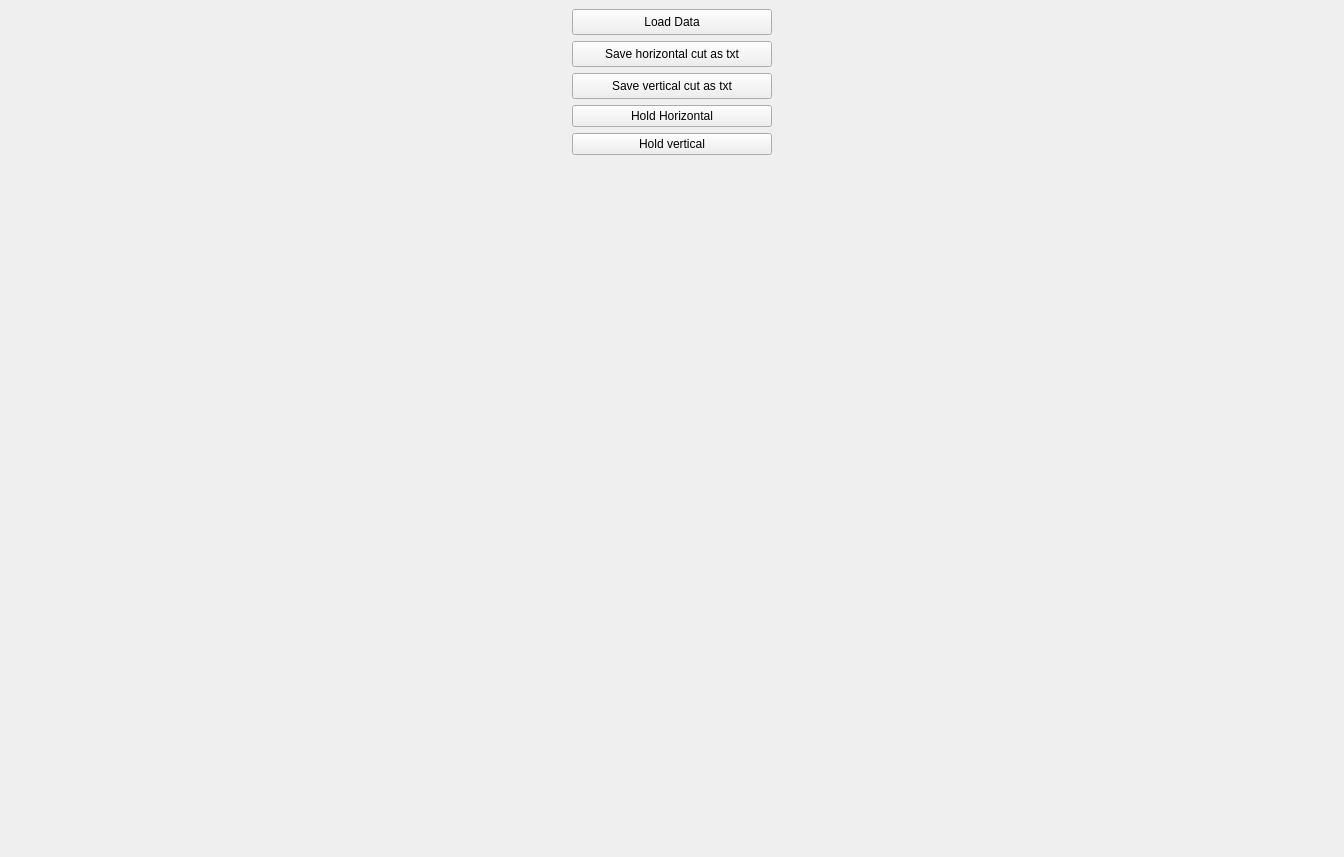
Above: form.ui from sstendahl/GIScan before the change. Below: the same form after it.
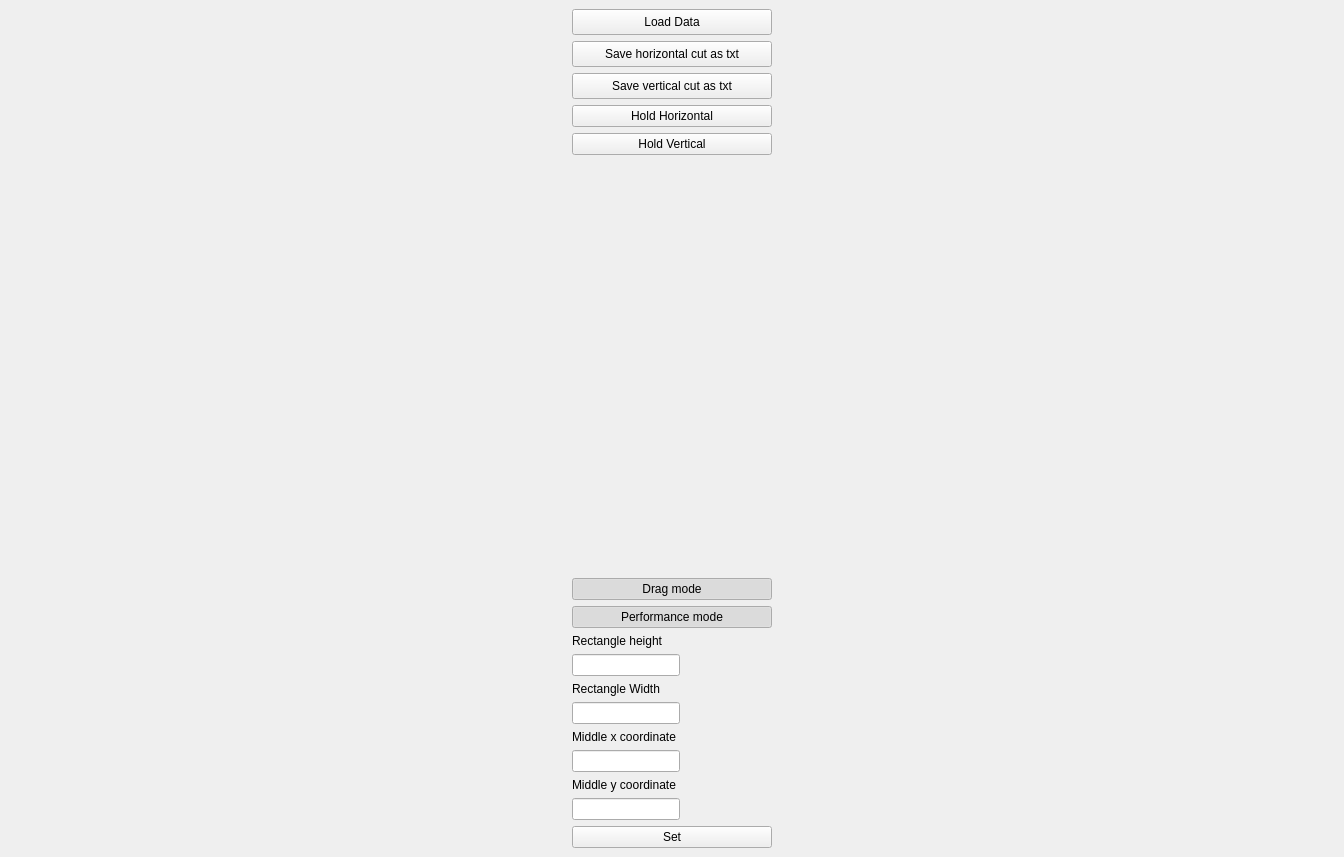
That is the form after the change.

Commit message: Added ability to turn off drag-peak

```diff
--- a/form.ui
+++ b/form.ui
@@ -14,81 +14,10 @@
    <string>GIScan</string>
   </property>
   <widget class="QWidget" name="centralwidget">
+   <layout class="QHBoxLayout" name="horizontalLayout">
+    <item>
    <layout class="QVBoxLayout" name="verticalLayout">
-    <item>
-     <layout class="QGridLayout" name="gridLayout_3">
-      <item row="0" column="1">
-       <layout class="QGridLayout" name="gridLayout">
-        <item row="0" column="0">
-         <layout class="QVBoxLayout" name="maplayout"/>
-        </item>
-        <item row="0" column="1">
-         <layout class="QVBoxLayout" name="graphlayout"/>
-        </item>
-       </layout>
-      </item>
-      <item row="0" column="0">
-       <layout class="QGridLayout" name="gridLayout_2">
-        <property name="sizeConstraint">
-         <enum>QLayout::SetDefaultConstraint</enum>
-        </property>
-        <property name="verticalSpacing">
-         <number>6</number>
-        </property>
-        <item row="5" column="0" alignment="Qt::AlignTop">
-         <widget class="QPushButton" name="holdVertical">
-          <property name="sizePolicy">
-           <sizepolicy hsizetype="Maximum" vsizetype="Expanding">
-            <horstretch>0</horstretch>
-            <verstretch>218</verstretch>
-           </sizepolicy>
-          </property>
-          <property name="minimumSize">
-           <size>
-            <width>200</width>
-            <height>0</height>
-           </size>
-          </property>
-          <property name="maximumSize">
-           <size>
-            <width>16777215</width>
-            <height>26</height>
-           </size>
-          </property>
-          <property name="text">
-           <string>Hold vertical</string>
-          </property>
-          <property name="checkable">
-           <bool>true</bool>
-          </property>
-         </widget>
-        </item>
-        <item row="2" column="0" alignment="Qt::AlignTop">
-         <widget class="QPushButton" name="saveVertical">
-          <property name="sizePolicy">
-           <sizepolicy hsizetype="Maximum" vsizetype="Expanding">
-            <horstretch>0</horstretch>
-            <verstretch>0</verstretch>
-           </sizepolicy>
-          </property>
-          <property name="minimumSize">
-           <size>
-            <width>200</width>
-            <height>26</height>
-           </size>
-          </property>
-          <property name="maximumSize">
-           <size>
-            <width>16777215</width>
-            <height>26</height>
-           </size>
-          </property>
-          <property name="text">
-           <string>Save vertical cut as txt</string>
-          </property>
-         </widget>
-        </item>
-        <item row="0" column="0" alignment="Qt::AlignTop">
+      <item alignment="Qt::AlignTop">
          <widget class="QPushButton" name="load_button">
           <property name="sizePolicy">
            <sizepolicy hsizetype="Maximum" vsizetype="Expanding">
@@ -113,17 +42,7 @@
           </property>
          </widget>
         </item>
-        <item row="4" column="0">
-         <widget class="QPushButton" name="holdHorizontal">
-          <property name="text">
-           <string>Hold Horizontal</string>
-          </property>
-          <property name="checkable">
-           <bool>true</bool>
-          </property>
-         </widget>
-        </item>
-        <item row="1" column="0">
+      <item alignment="Qt::AlignTop">
          <widget class="QPushButton" name="saveHorizontal">
           <property name="sizePolicy">
            <sizepolicy hsizetype="Maximum" vsizetype="Expanding">
@@ -148,7 +67,245 @@
           </property>
          </widget>
         </item>
-       </layout>
+      <item alignment="Qt::AlignTop">
+       <widget class="QPushButton" name="saveVertical">
+        <property name="sizePolicy">
+         <sizepolicy hsizetype="Maximum" vsizetype="Expanding">
+          <horstretch>0</horstretch>
+          <verstretch>0</verstretch>
+         </sizepolicy>
+        </property>
+        <property name="minimumSize">
+         <size>
+          <width>200</width>
+          <height>26</height>
+         </size>
+        </property>
+        <property name="maximumSize">
+         <size>
+          <width>16777215</width>
+          <height>26</height>
+         </size>
+        </property>
+        <property name="text">
+         <string>Save vertical cut as txt</string>
+        </property>
+       </widget>
+      </item>
+      <item alignment="Qt::AlignTop">
+       <widget class="QPushButton" name="holdHorizontal">
+        <property name="sizePolicy">
+         <sizepolicy hsizetype="Maximum" vsizetype="Expanding">
+          <horstretch>0</horstretch>
+          <verstretch>0</verstretch>
+         </sizepolicy>
+        </property>
+        <property name="minimumSize">
+         <size>
+          <width>200</width>
+          <height>0</height>
+         </size>
+        </property>
+        <property name="text">
+         <string>Hold Horizontal</string>
+        </property>
+        <property name="checkable">
+         <bool>true</bool>
+        </property>
+       </widget>
+      </item>
+      <item alignment="Qt::AlignTop">
+       <widget class="QPushButton" name="holdVertical">
+        <property name="sizePolicy">
+         <sizepolicy hsizetype="Maximum" vsizetype="Expanding">
+          <horstretch>0</horstretch>
+          <verstretch>218</verstretch>
+         </sizepolicy>
+        </property>
+        <property name="minimumSize">
+         <size>
+          <width>200</width>
+          <height>0</height>
+         </size>
+        </property>
+        <property name="maximumSize">
+         <size>
+          <width>16777215</width>
+          <height>26</height>
+         </size>
+        </property>
+        <property name="text">
+         <string>Hold Vertical</string>
+        </property>
+        <property name="checkable">
+         <bool>true</bool>
+        </property>
+       </widget>
+      </item>
+      <item>
+       <widget class="QPushButton" name="dragButton">
+        <property name="text">
+         <string>Drag mode</string>
+        </property>
+        <property name="checkable">
+         <bool>true</bool>
+        </property>
+        <property name="checked">
+         <bool>true</bool>
+        </property>
+       </widget>
+      </item>
+      <item>
+       <widget class="QPushButton" name="performanceButton">
+        <property name="sizePolicy">
+         <sizepolicy hsizetype="Maximum" vsizetype="Maximum">
+          <horstretch>0</horstretch>
+          <verstretch>0</verstretch>
+         </sizepolicy>
+        </property>
+        <property name="minimumSize">
+         <size>
+          <width>200</width>
+          <height>0</height>
+         </size>
+        </property>
+        <property name="maximumSize">
+         <size>
+          <width>658</width>
+          <height>16777215</height>
+         </size>
+        </property>
+        <property name="text">
+         <string>Performance mode</string>
+        </property>
+        <property name="checkable">
+         <bool>true</bool>
+        </property>
+        <property name="checked">
+         <bool>true</bool>
+        </property>
+       </widget>
+      </item>
+      <item alignment="Qt::AlignTop">
+       <widget class="QLabel" name="label_2">
+        <property name="sizePolicy">
+         <sizepolicy hsizetype="Preferred" vsizetype="Maximum">
+          <horstretch>0</horstretch>
+          <verstretch>0</verstretch>
+         </sizepolicy>
+        </property>
+        <property name="text">
+         <string>Rectangle height</string>
+        </property>
+       </widget>
+      </item>
+      <item alignment="Qt::AlignTop">
+       <widget class="QLineEdit" name="recHeigthEntry">
+        <property name="sizePolicy">
+         <sizepolicy hsizetype="Maximum" vsizetype="Maximum">
+          <horstretch>0</horstretch>
+          <verstretch>0</verstretch>
+         </sizepolicy>
+        </property>
+       </widget>
+      </item>
+      <item alignment="Qt::AlignTop">
+       <widget class="QLabel" name="label">
+        <property name="sizePolicy">
+         <sizepolicy hsizetype="Preferred" vsizetype="Maximum">
+          <horstretch>0</horstretch>
+          <verstretch>0</verstretch>
+         </sizepolicy>
+        </property>
+        <property name="text">
+         <string>Rectangle Width</string>
+        </property>
+       </widget>
+      </item>
+      <item alignment="Qt::AlignTop">
+       <widget class="QLineEdit" name="recWidthEntry">
+        <property name="sizePolicy">
+         <sizepolicy hsizetype="Maximum" vsizetype="Maximum">
+          <horstretch>0</horstretch>
+          <verstretch>0</verstretch>
+         </sizepolicy>
+        </property>
+       </widget>
+      </item>
+      <item alignment="Qt::AlignTop">
+       <widget class="QLabel" name="label_4">
+        <property name="sizePolicy">
+         <sizepolicy hsizetype="Preferred" vsizetype="Maximum">
+          <horstretch>0</horstretch>
+          <verstretch>0</verstretch>
+         </sizepolicy>
+        </property>
+        <property name="text">
+         <string>Middle x coordinate</string>
+        </property>
+       </widget>
+      </item>
+      <item alignment="Qt::AlignTop">
+       <widget class="QLineEdit" name="middleXEntry">
+        <property name="sizePolicy">
+         <sizepolicy hsizetype="Maximum" vsizetype="Maximum">
+          <horstretch>0</horstretch>
+          <verstretch>0</verstretch>
+         </sizepolicy>
+        </property>
+       </widget>
+      </item>
+      <item alignment="Qt::AlignTop">
+       <widget class="QLabel" name="label_5">
+        <property name="sizePolicy">
+         <sizepolicy hsizetype="Preferred" vsizetype="Maximum">
+          <horstretch>0</horstretch>
+          <verstretch>0</verstretch>
+         </sizepolicy>
+        </property>
+        <property name="text">
+         <string>Middle y coordinate</string>
+        </property>
+       </widget>
+      </item>
+      <item alignment="Qt::AlignTop">
+       <widget class="QLineEdit" name="middleYEntry">
+        <property name="sizePolicy">
+         <sizepolicy hsizetype="Maximum" vsizetype="Maximum">
+          <horstretch>0</horstretch>
+          <verstretch>0</verstretch>
+         </sizepolicy>
+        </property>
+       </widget>
+      </item>
+      <item alignment="Qt::AlignTop">
+       <widget class="QPushButton" name="setRec">
+        <property name="sizePolicy">
+         <sizepolicy hsizetype="Maximum" vsizetype="Maximum">
+          <horstretch>20</horstretch>
+          <verstretch>0</verstretch>
+         </sizepolicy>
+        </property>
+        <property name="minimumSize">
+         <size>
+          <width>200</width>
+          <height>0</height>
+         </size>
+        </property>
+        <property name="text">
+         <string>Set</string>
+        </property>
+       </widget>
+      </item>
+     </layout>
+    </item>
+    <item>
+     <layout class="QGridLayout" name="gridLayout">
+      <item row="0" column="1">
+       <layout class="QVBoxLayout" name="graphlayout"/>
+      </item>
+      <item row="0" column="0">
+       <layout class="QVBoxLayout" name="maplayout"/>
       </item>
      </layout>
     </item>
```
Lines whose indentation alone changed are shown as unchanged. The commit also changes 2 other files.
